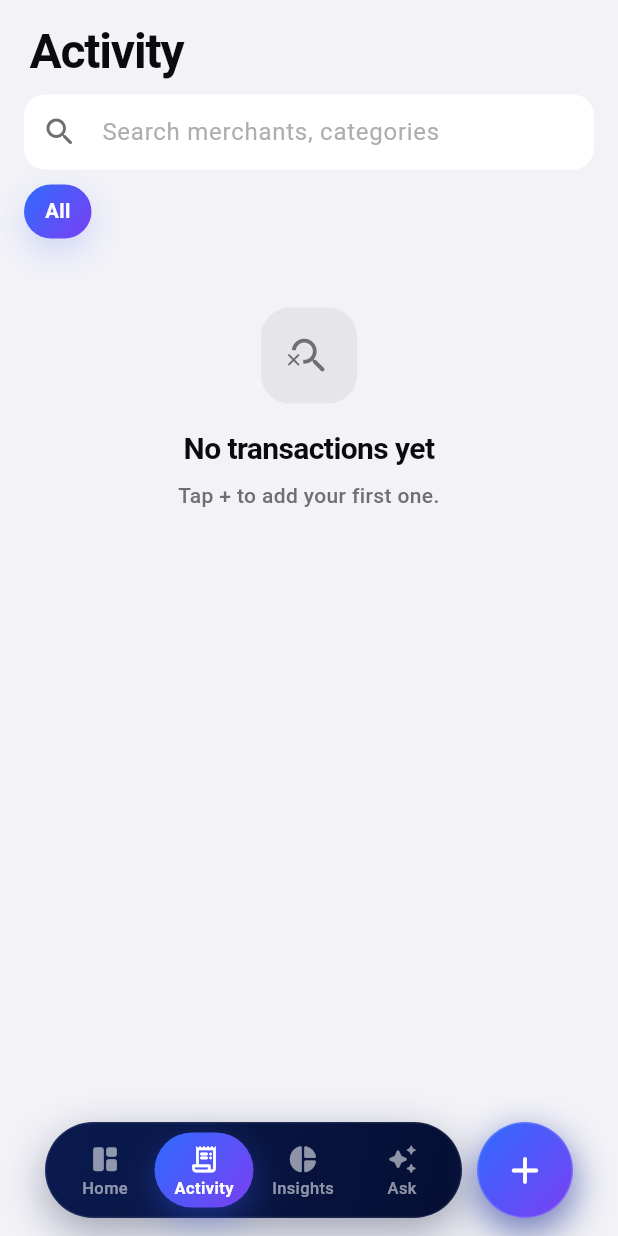
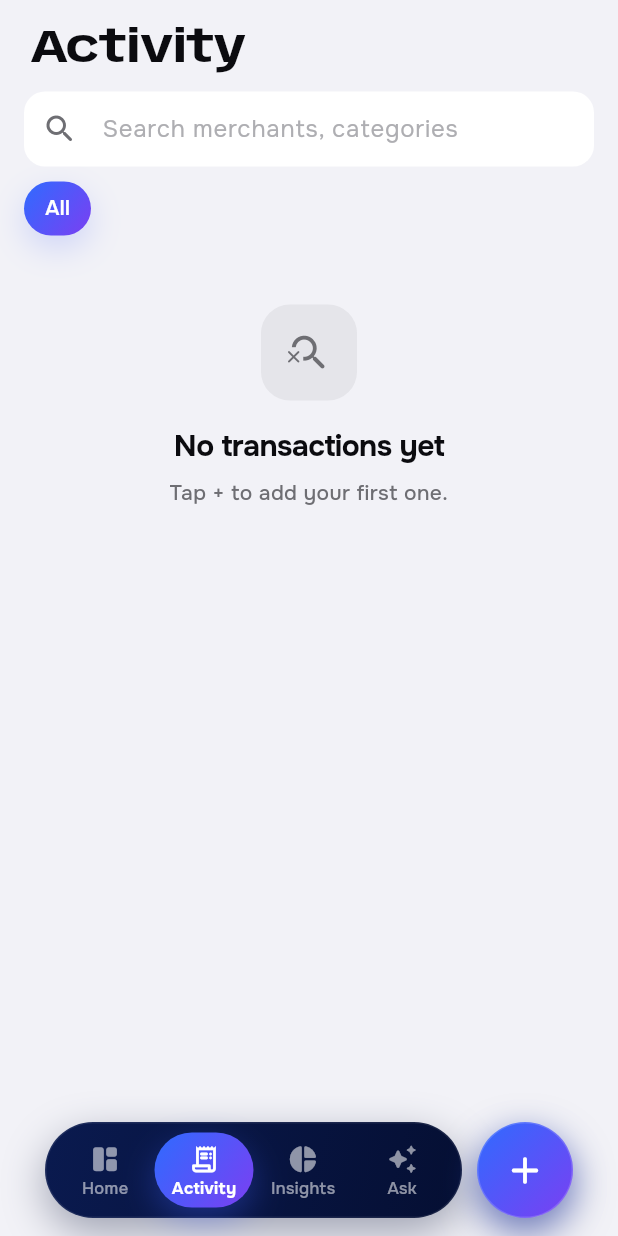
Before and after one commit to alok-kul5/ai-finance-tracker-flutter, a Flutter app: the screen it shows after launch, item 2 of the bottom bar chosen, on a phone screen of 412 x 824 dp. Run offline on Flutter 3.47's test engine with Material 3 defaults, Android fonts, the phone set to English and light mode, and no system bars; our stand-ins replace cupertino_ui, drift, drift_flutter, fl_chart, flutter_local_notifications, flutter_riverpod and 4 more; missing offline and left inert: flutter_edge_ai, flutter_edge_ai_mediapipe, google_mlkit_text_recognition; accounts and stored records are empty; generated files the repository leaves out were written again.

Commit message:
Use Onest for text and wide Anybody for titles and big amounts

```diff
--- a/lib/theme/app_theme.dart
+++ b/lib/theme/app_theme.dart
@@ -149,8 +149,13 @@ abstract final class Motion {
 }
 
 abstract final class KText {
+  /// Display face: Anybody, stretched wide for screen titles and hero amounts.
+  static const display = 'Anybody';
+  static const _wide = [FontVariation('wdth', 118), FontVariation('wght', 700)];
+
   static TextStyle largeTitle(BuildContext c) => TextStyle(
-      fontSize: 32, fontWeight: FontWeight.w700, letterSpacing: -0.8, height: 1.1, color: c.k.ink);
+      fontFamily: display, fontVariations: _wide,
+      fontSize: 30, fontWeight: FontWeight.w700, letterSpacing: -0.9, height: 1.1, color: c.k.ink);
 
   static TextStyle title(BuildContext c) =>
       TextStyle(fontSize: 20, fontWeight: FontWeight.w700, letterSpacing: -0.4, color: c.k.ink);
@@ -161,9 +166,12 @@ abstract final class KText {
   static TextStyle body(BuildContext c) => TextStyle(fontSize: 15, height: 1.4, color: c.k.ink);
 
   /// Money: tabular figures so digits don't jiggle while counting.
+  /// Big amounts (28 and up) use the wide display face.
   static TextStyle amount(BuildContext c, {double size = 17, Color? color}) => TextStyle(
+        fontFamily: size >= 28 ? display : null,
+        fontVariations: size >= 28 ? const [FontVariation('wdth', 112), FontVariation('wght', 700)] : null,
         fontSize: size,
-        fontWeight: FontWeight.w600,
+        fontWeight: size >= 28 ? FontWeight.w700 : FontWeight.w600,
         letterSpacing: size > 28 ? -1.2 : -0.2,
         height: 1.1,
         color: color ?? c.k.ink,
@@ -200,6 +208,7 @@ ThemeData buildTheme(Brightness brightness) {
   );
   final field = OutlineInputBorder(borderRadius: BorderRadius.circular(14), borderSide: BorderSide.none);
   return ThemeData(
+    fontFamily: 'Onest',
     useMaterial3: true,
     brightness: brightness,
     colorScheme: scheme,
```
